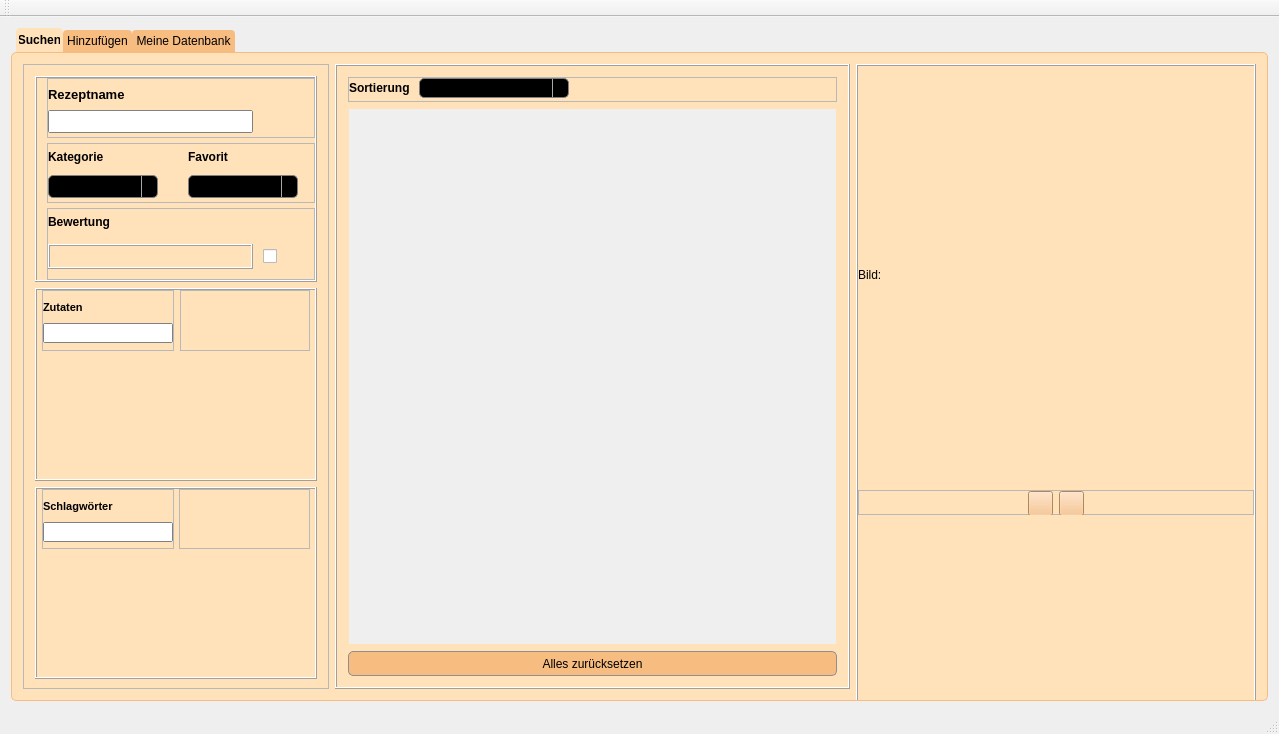
First picture: the form in mainwindow.ui, repository DaDarkDan/CookAndBakeryDb, before the edit.
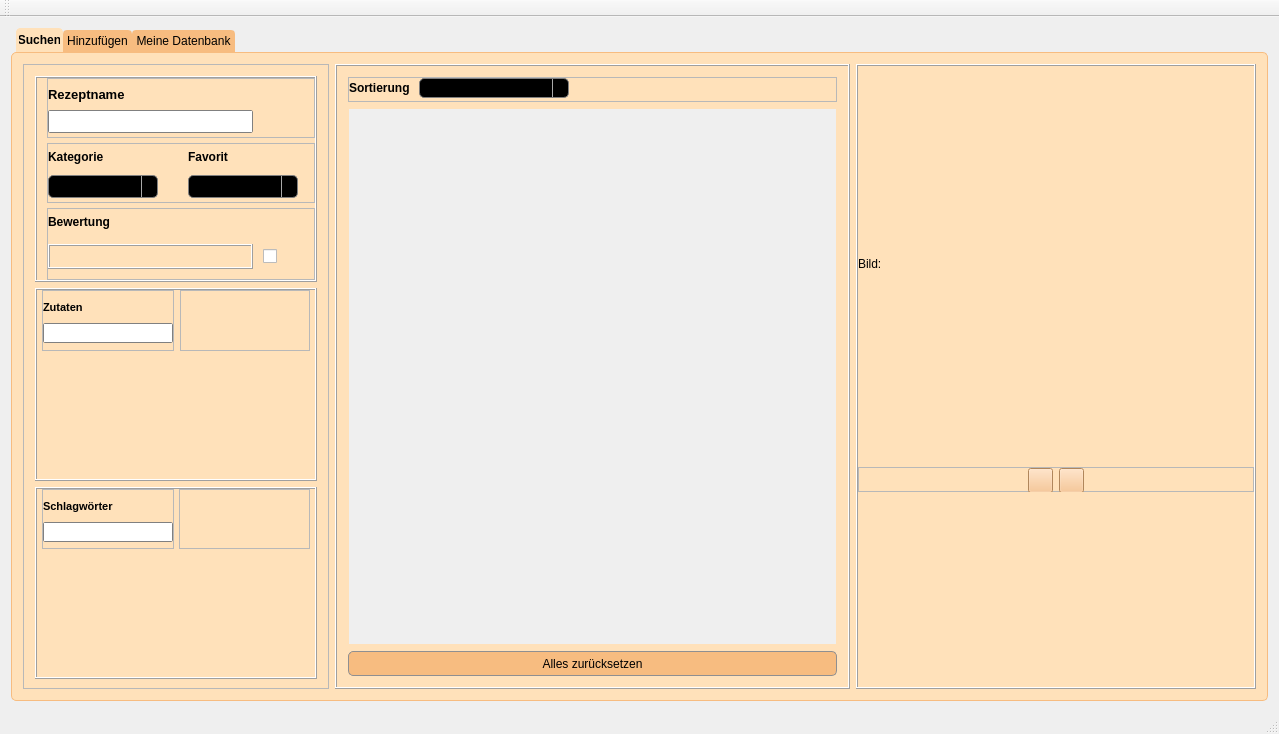
Second picture: the form after the edit. The open tabs and pages were chosen to show the change. Icons and pictures are not drawn.

```diff
--- a/mainwindow.ui
+++ b/mainwindow.ui
@@ -1173,13 +1173,13 @@
           <property name="minimumSize">
            <size>
             <width>400</width>
-            <height>660</height>
+            <height>600</height>
            </size>
           </property>
           <property name="maximumSize">
            <size>
             <width>400</width>
-            <height>660</height>
+            <height>100000</height>
            </size>
           </property>
           <property name="frameShape">
@@ -1190,7 +1190,7 @@
           </property>
           <layout class="QVBoxLayout" name="verticalLayout_14">
            <property name="spacing">
-            <number>6</number>
+            <number>5</number>
            </property>
            <property name="leftMargin">
             <number>0</number>
@@ -1202,7 +1202,7 @@
             <number>0</number>
            </property>
            <property name="bottomMargin">
-            <number>6</number>
+            <number>5</number>
            </property>
            <item>
             <widget class="QLabel" name="searchImgTitleLabel">
```
